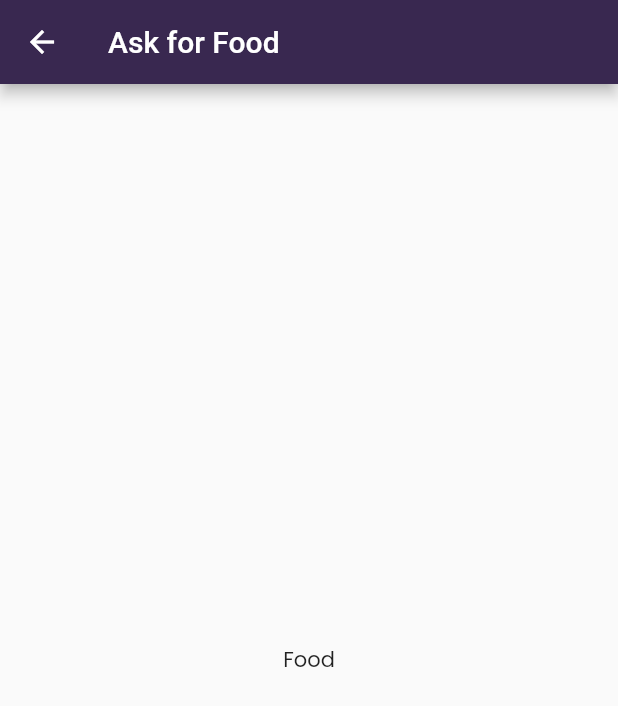
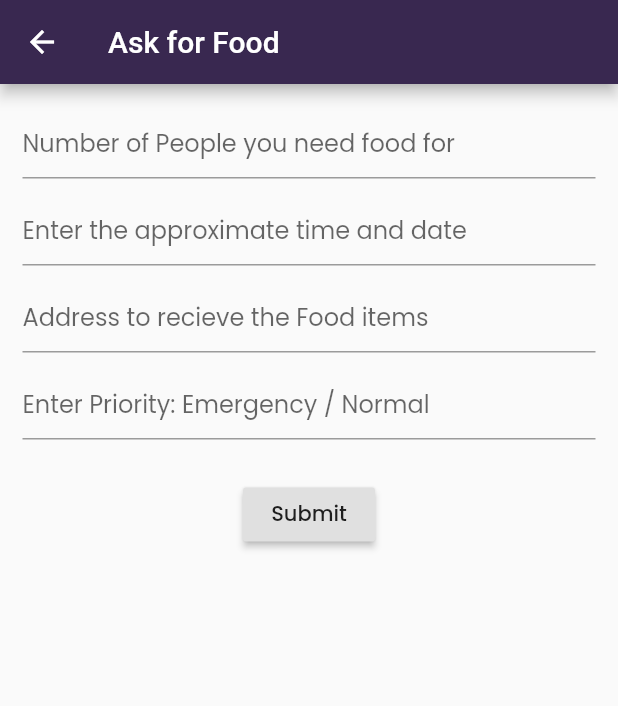
Before and after one commit to aialvi/Human-First, a Flutter app: the FoodItemScreen screen opened by its route, on a phone screen of 412 x 824 dp. Shown: the top 706 px of the screen. Run offline on Flutter 3.47's test engine with Material 2 defaults, Android fonts, the light colour scheme and no system bars; our stand-ins replace google_fonts; missing offline and left inert: grouped_checkbox.

Commit message:
Added: text-fields and submit button in food screen

```diff
--- a/lib/screens/fooditem_screen.dart
+++ b/lib/screens/fooditem_screen.dart
@@ -13,9 +13,122 @@ class _FoodItemScreenState extends State<FoodItemScreen> {
         title: Text('Ask for Food'),
         backgroundColor: Color(0xff392850),
       ),
-      body: Container(
-        child: Center(
-          child: Text('Food'),
+      body: FoodForm(),
+    );
+  }
+}
+
+
+class FoodForm extends StatefulWidget {
+  FoodForm({Key key}) : super(key: key);
+
+  @override
+  _FoodFormState createState() => _FoodFormState();
+}
+
+class _FoodFormState extends State<FoodForm> {
+  final _formKey = GlobalKey<FormState>();
+
+  @override
+  Widget build(BuildContext context) {
+    return Form(
+      key: _formKey,
+      child: Padding(
+        padding: const EdgeInsets.all(15.0),
+        child: Column(
+          crossAxisAlignment: CrossAxisAlignment.start,
+          children: <Widget>[
+            TextFormField(
+              decoration: const InputDecoration(
+                hintText: 'Number of People you need food for',
+              ),
+              validator: (value) {
+                if (value.isEmpty) {
+                  return 'Please enter some text';
+                }
+                return null;
+              },
+            ),
+            SizedBox(
+              height: 10,
+            ),
+            Padding(
+              padding: EdgeInsets.only(
+                left: 16,
+                right: 16,
+              ),
+            ),
+            TextFormField(
+              decoration: const InputDecoration(
+                hintText: 'Enter the approximate time and date',
+              ),
+              validator: (value) {
+                if (value.isEmpty) {
+                  return 'Please enter some text';
+                }
+                return null;
+              },
+            ),
+            SizedBox(
+              height: 10,
+            ),
+            Padding(
+              padding: EdgeInsets.only(
+                left: 16,
+                right: 16,
+              ),
+            ),
+            TextFormField(
+              decoration: const InputDecoration(
+                hintText: 'Address to recieve the Food items',
+              ),
+              validator: (value) {
+                if (value.isEmpty) {
+                  return 'Please enter some text';
+                }
+                return null;
+              },
+            ),
+            SizedBox(
+              height: 10,
+            ),
+            Padding(
+              padding: EdgeInsets.only(
+                left: 16,
+                right: 16,
+              ),
+            ),
+            TextFormField(
+              decoration: const InputDecoration(
+                hintText: 'Enter Priority: Emergency / Normal',
+              ),
+              validator: (value) {
+                if (value.isEmpty) {
+                  return 'Please enter some text';
+                }
+                return null;
+              },
+            ),
+            SizedBox(
+              height: 10,
+            ),
+
+            Padding(
+              padding: const EdgeInsets.symmetric(vertical: 16.0, horizontal: 16.0),
+              child: Center(
+                child: RaisedButton(
+                  onPressed: () {
+                    // Validate will return true if the form is valid, or false if
+                    // the form is invalid.
+                    if (_formKey.currentState.validate()) {
+                      // Process data.
+                    }
+                  },
+                  child: Text('Submit'),
+                ),
+              ),
+            ),
+          ],
         ),
       ),
     );
```
